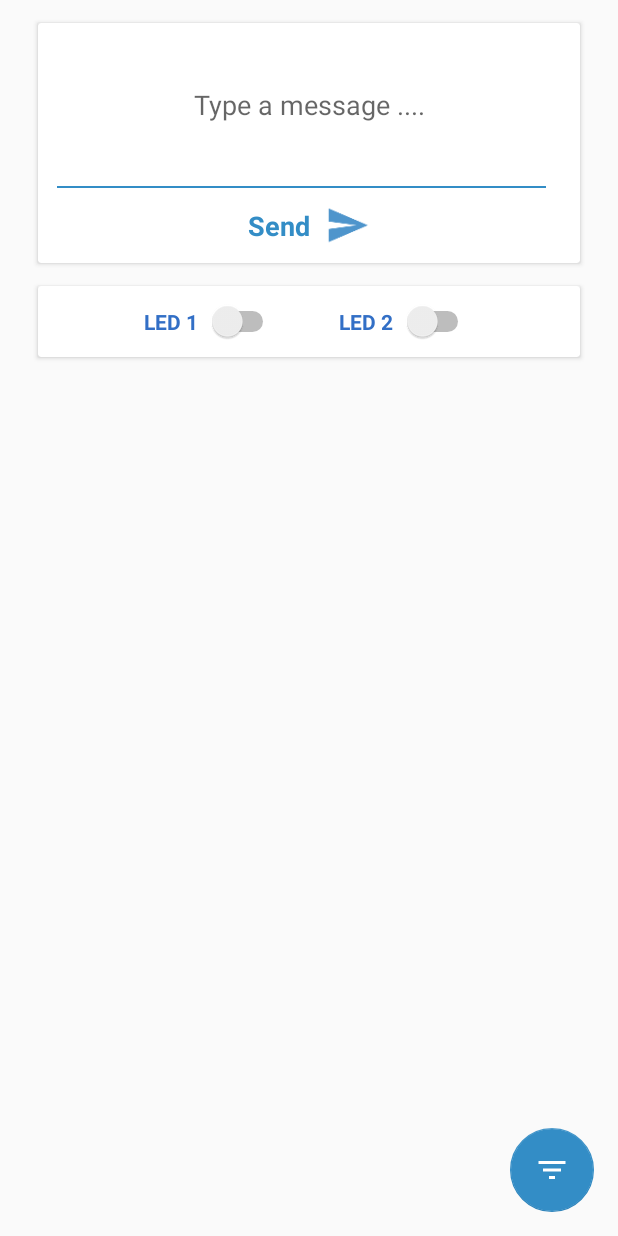
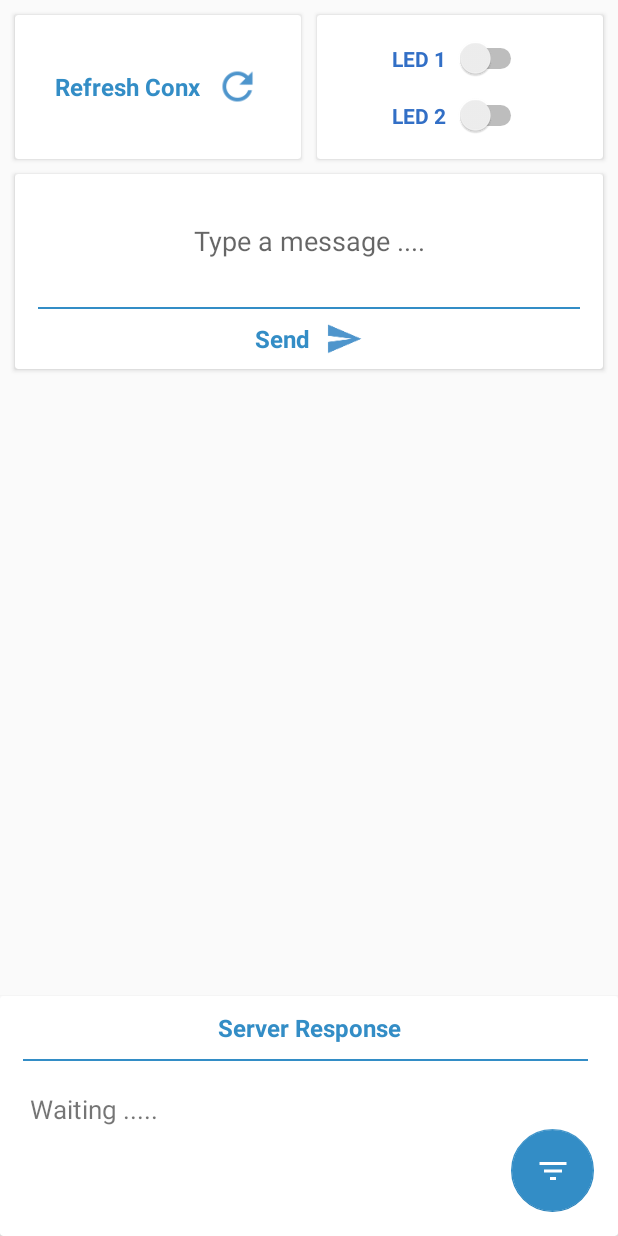
Before and after one commit to ayoubElhoucine/Connect-Android-to-Arduino-via-Wifi, an Android app: the layout activity_main.xml on its own in the app's theme, with its tools: preview values and no code run, on a phone screen of 412 x 824 dp. Run offline under Robolectric (Android 15) with nearby library versions, the phone set to English and light mode, and no system bars.

Commit message:
add reply from server

```diff
--- a/Android_Wifi/app/build.gradle
+++ b/Android_Wifi/app/build.gradle
@@ -47,6 +47,9 @@ dependencies {
     //fabulus filter
     implementation 'com.allattentionhere:fabulousfilter:0.0.4'
 
+    // Anko
+    implementation "org.jetbrains.anko:anko:0.10.3"
+
     // Butterknife
     implementation 'com.jakewharton:butterknife:8.8.1'
     kapt 'com.jakewharton:butterknife-compiler:8.8.1'
--- a/Android_Wifi/app/src/main/java/com/tofaha/Android_wifi/app/Constant.kt
+++ b/Android_Wifi/app/src/main/java/com/tofaha/Android_wifi/app/Constant.kt
@@ -1,4 +1,7 @@
 package com.tofaha.Android_wifi.app
+
+import com.tofaha.Android_wifi.ui.MainActivity
+import com.tofaha.Android_wifi.ui.MainActivity_MembersInjector
 
 /**
  * Created by ayoub on 11/23/17.
--- a/Android_Wifi/app/src/main/java/com/tofaha/Android_wifi/app/MyData.kt
+++ b/Android_Wifi/app/src/main/java/com/tofaha/Android_wifi/app/MyData.kt
@@ -1,5 +1,6 @@
 package com.tofaha.Android_wifi.app
 
+import com.tofaha.Android_wifi.ui.MainActivity
 import java.net.Socket
 
 /**
@@ -8,4 +9,5 @@ import java.net.Socket
 
 object MyData {
     lateinit var socket: Socket
+    lateinit var mainActivity : MainActivity
 }
--- a/Android_Wifi/app/src/main/java/com/tofaha/Android_wifi/connection/OpenConnection.kt
+++ b/Android_Wifi/app/src/main/java/com/tofaha/Android_wifi/connection/OpenConnection.kt
@@ -1,8 +1,10 @@
 package com.tofaha.Android_wifi.connection
 
 import android.os.AsyncTask
+import android.os.Handler
 
 import com.tofaha.Android_wifi.app.MyData
+import com.tofaha.Android_wifi.ui.MainActivity
 
 import java.io.IOException
 import java.net.Socket
@@ -13,10 +15,14 @@ import java.net.Socket
 
 class OpenConnection(private val ipAddress: String, private val portNumber: Int) : AsyncTask<Void, String, Void>() {
 
+
     override fun doInBackground(vararg voids: Void): Void? {
         try {
             MyData.socket = Socket(ipAddress, portNumber)
             System.out.println("connection opened")
+
+            MyData.mainActivity.receiveMessage()
+
         } catch (e: IOException) {
             e.printStackTrace()
         }
--- a/Android_Wifi/app/src/main/res/layout/activity_main.xml
+++ b/Android_Wifi/app/src/main/res/layout/activity_main.xml
@@ -12,15 +12,101 @@
         android:layout_height="wrap_content"
         android:orientation="vertical">
 
+        <LinearLayout
+            android:layout_width="match_parent"
+            android:layout_height="wrap_content"
+            android:orientation="horizontal">
 
             <android.support.v7.widget.CardView
                 android:layout_width="match_parent"
-            android:layout_height="160dp"
+                android:layout_height="match_parent"
+                card_view:cardUseCompatPadding="true"
+                android:layout_weight="1"
+                card_view:cardElevation="6dp"
+                android:layout_marginTop="10dp"
+                android:layout_marginBottom="10dp"
+                android:layout_marginLeft="10dp"
+                android:layout_marginRight="5dp">
+
+                <LinearLayout
+                    android:id="@+id/refresh_connection"
+                    android:layout_width="match_parent"
+                    android:layout_height="match_parent"
+                    android:orientation="horizontal"
+                    android:background="@drawable/btn_transparent_selector"
+                    android:gravity="center">
+
+                    <TextView
+                        android:layout_width="wrap_content"
+                        android:layout_height="match_parent"
+                        android:textColor="@color/blue_menu"
+                        android:gravity="center"
+                        android:textSize="16sp"
+                        android:text="Refresh Conx"
+                        android:layout_marginRight="10dp"
+                        android:textStyle="bold"/>
+
+                    <ImageView
+                        android:layout_width="30dp"
+                        android:layout_height="30dp"
+                        android:src="@drawable/refresh_blue"/>
+
+                </LinearLayout>
+
+
+            </android.support.v7.widget.CardView>
+
+            <android.support.v7.widget.CardView
+                android:layout_width="match_parent"
+                android:layout_height="wrap_content"
+                card_view:cardUseCompatPadding="true"
+                android:layout_weight="1"
+                card_view:cardElevation="6dp"
+                android:layout_marginTop="10dp"
+                android:layout_marginBottom="10dp"
+                android:layout_marginLeft="5dp"
+                android:layout_marginRight="10dp">
+
+                <LinearLayout
+                    android:layout_width="match_parent"
+                    android:layout_height="wrap_content"
+                    android:gravity="center"
+                    android:padding="10dp"
+                    android:orientation="vertical">
+
+                    <Switch
+                        android:id="@+id/led1"
+                        android:layout_width="90dp"
+                        android:layout_height="wrap_content"
+                        android:text="LED 1"
+                        android:layout_margin="5dp"
+                        android:textColor="@color/blue_menu_button"
+                        android:textStyle="bold" />
+
+                    <Switch
+                        android:id="@+id/led2"
+                        android:layout_width="90dp"
+                        android:layout_height="wrap_content"
+                        android:text="LED 2"
+                        android:layout_margin="5dp"
+                        android:textColor="@color/blue_menu_button"
+                        android:textStyle="bold" />
+
+                </LinearLayout>
+
+
+            </android.support.v7.widget.CardView>
+
+        </LinearLayout>
+
+        <android.support.v7.widget.CardView
+            android:layout_width="match_parent"
+            android:layout_height="130dp"
             card_view:cardUseCompatPadding="true"
             card_view:cardElevation="6dp"
-            android:layout_marginTop="15dp"
-            android:layout_marginLeft="25dp"
-            android:layout_marginRight="25dp">
+            android:layout_marginBottom="10dp"
+            android:layout_marginLeft="10dp"
+            android:layout_marginRight="10dp">
 
             <LinearLayout
                 android:layout_width="match_parent"
@@ -29,6 +115,7 @@
                 android:gravity="center">
 
                 <EditText
+                    android:id="@+id/text_message"
                     android:layout_width="match_parent"
                     android:layout_height="match_parent"
                     android:layout_weight="1"
@@ -39,14 +126,14 @@
                 <View
                     android:layout_width="match_parent"
                     android:layout_height="1dp"
-                    android:layout_marginRight="20dp"
+                    android:layout_marginRight="15dp"
                     android:layout_marginLeft="15dp"
                     android:background="@color/blue_menu" />
 
                 <LinearLayout
                     android:id="@+id/send_message"
                     android:layout_width="match_parent"
-                    android:layout_height="50dp"
+                    android:layout_height="40dp"
                     android:orientation="horizontal"
                     android:layout_marginRight="15dp"
                     android:layout_marginLeft="15dp"
@@ -58,14 +145,14 @@
                         android:layout_height="match_parent"
                         android:textColor="@color/blue_menu"
                         android:gravity="center"
-                        android:textSize="18sp"
+                        android:textSize="16sp"
                         android:text="Send"
                         android:layout_marginRight="10dp"
                         android:textStyle="bold"/>
 
                     <ImageView
-                        android:layout_width="30dp"
-                        android:layout_height="30dp"
+                        android:layout_width="25dp"
+                        android:layout_height="25dp"
                         android:src="@drawable/send_blue"/>
 
                 </LinearLayout>
@@ -75,53 +162,62 @@
 
         </android.support.v7.widget.CardView>
 
-        <android.support.v7.widget.CardView
-            android:layout_width="match_parent"
-            android:layout_height="wrap_content"
-            card_view:cardUseCompatPadding="true"
-            card_view:cardElevation="6dp"
-            android:layout_marginTop="15dp"
-            android:layout_marginLeft="25dp"
-            android:layout_marginRight="25dp"
-            android:layout_marginBottom="10dp">
-
-            <LinearLayout
-                android:layout_width="match_parent"
-                android:layout_height="wrap_content"
-                android:gravity="center"
-                android:padding="10dp"
-                android:orientation="horizontal">
-
-                <Switch
-                    android:id="@+id/led1"
-                    android:layout_width="90dp"
-                    android:layout_height="wrap_content"
-                    android:text="LED 1"
-                    android:layout_marginRight="20dp"
-                    android:textColor="@color/blue_menu_button"
-                    android:textStyle="bold" />
-
-                <Switch
-                    android:id="@+id/led2"
-                    android:layout_width="90dp"
-                    android:layout_height="wrap_content"
-                    android:text="LED 2"
-                    android:layout_marginLeft="20dp"
-                    android:textColor="@color/blue_menu_button"
-                    android:textStyle="bold" />
 
     </LinearLayout>
 
 
-        </android.support.v7.widget.CardView>
+    <android.support.v7.widget.CardView
+        android:layout_width="match_parent"
+        android:layout_height="160dp"
+        card_view:cardUseCompatPadding="true"
+        card_view:cardElevation="6dp"
+        android:background="@color/transparent"
+        android:layout_alignParentBottom="true">
+
+
+        <RelativeLayout
+            android:layout_width="match_parent"
+            android:layout_height="match_parent">
+
+            <LinearLayout
+                android:layout_width="match_parent"
+                android:layout_height="match_parent"
+                android:background="@color/transparent"
+                android:orientation="vertical">
+
+                <TextView
+                    android:layout_width="match_parent"
+                    android:layout_height="wrap_content"
+                    android:padding="10dp"
+                    android:textColor="@color/blue_menu"
+                    android:textStyle="bold"
+                    android:textSize="16sp"
+                    android:gravity="center"
+                    android:text="Server Response"/>
+
+                <View
+                    android:layout_width="match_parent"
+                    android:layout_height="1dp"
+                    android:layout_marginRight="20dp"
+                    android:layout_marginLeft="15dp"
+                    android:background="@color/blue_menu" />
+
+                <TextView
+                    android:id="@+id/server_response"
+                    android:layout_width="match_parent"
+                    android:layout_height="match_parent"
+                    android:background="@color/transparent"
+                    android:padding="20dp"
+                    android:textSize="17sp"
+                    android:text="Waiting ....."/>
+
 
             </LinearLayout>
 
-
             <android.support.design.widget.FloatingActionButton
                 android:id="@+id/fab"
-        android:layout_width="60dp"
-        android:layout_height="60dp"
+                android:layout_width="55dp"
+                android:layout_height="55dp"
                 android:layout_alignParentBottom="true"
                 android:layout_alignParentRight="true"
                 android:layout_marginBottom="16dp"
@@ -131,6 +227,11 @@
                 app:backgroundTint="@color/blue_menu"
                 app:elevation="0dp" />
 
+        </RelativeLayout>
+
+    </android.support.v7.widget.CardView>
+
+
 
 
 </RelativeLayout>
--- a/Android_Wifi/gradle.properties
+++ b/Android_Wifi/gradle.properties
@@ -2,7 +2,7 @@
 
 # IDE (e.g. Android Studio) users:
 # Gradle settings configured through the IDE *will override*
-# any settings specified in this file.
+# any settings specified input this file.
 
 # For more details on how to configure your build environment visit
 # http://www.gradle.org/docs/current/userguide/build_environment.html
@@ -11,7 +11,7 @@
 # The setting is particularly useful for tweaking memory settings.
 org.gradle.jvmargs=-Xmx1536m
 
-# When configured, Gradle will run in incubating parallel mode.
+# When configured, Gradle will run input incubating parallel mode.
 # This option should only be used with decoupled projects. More details, visit
 # http://www.gradle.org/docs/current/userguide/multi_project_builds.html#sec:decoupled_projects
 # org.gradle.parallel=true
```
Also changed, not shown: Android_Wifi/app/src/main/java/com/tofaha/Android_wifi/connection/SendMessages.java (deleted, +0 -40 lines), Android_Wifi/app/src/main/java/com/tofaha/Android_wifi/connection/SendMessages.kt (added, +40 -0 lines), Android_Wifi/app/src/main/java/com/tofaha/Android_wifi/ui/MainActivity.kt (+83 -18 lines), Android_Wifi/app/src/main/java/com/tofaha/Android_wifi/ui/MainView.kt (added, +11 -0 lines), Android_Wifi/app/src/main/res/drawable-hdpi/refresh_blue.png (added), Android_Wifi/app/src/main/res/drawable-mdpi/refresh_blue.png (added), Android_Wifi/app/src/main/res/drawable-xhdpi/refresh_blue.png (added), Android_Wifi/app/src/main/res/drawable-xxhdpi/refresh_blue.png (added), 3 other files. Lines whose indentation alone changed are shown as unchanged.
